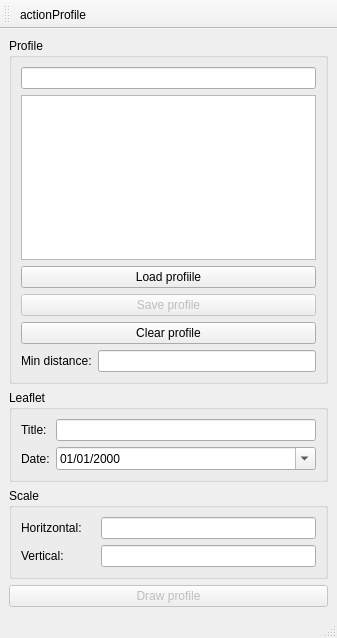
Before: the Qt Designer form ui/profile.ui in Giswater/giswater_qgis_plugin, drawn with Qt 5.
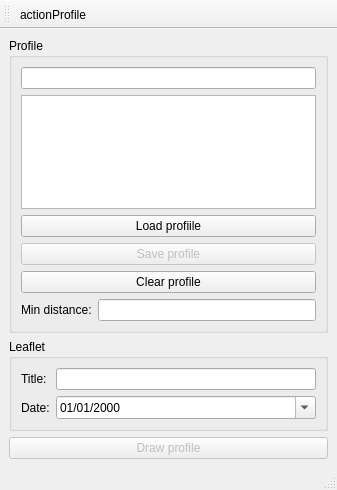
After: the same form once the commit is applied. Icons and pictures are not drawn.

Commit message: Enhancements and bug fix: clear scale widgets/code, draw bottom/real/estimated nodes, fill link data on table

```diff
--- a/ui/profile.ui
+++ b/ui/profile.ui
@@ -7,7 +7,7 @@
     <x>0</x>
     <y>0</y>
     <width>337</width>
-    <height>638</height>
+    <height>490</height>
    </rect>
   </property>
   <property name="windowTitle">
@@ -104,35 +104,6 @@
       </layout>
      </widget>
     </item>
-    <item>
-     <widget class="QGroupBox" name="grb_scale">
-      <property name="title">
-       <string>Scale</string>
-      </property>
-      <layout class="QGridLayout" name="gridLayout_4">
-       <item row="1" column="1">
-        <widget class="QLineEdit" name="txt_vertical"/>
-       </item>
-       <item row="1" column="0">
-        <widget class="QLabel" name="lbl_vertical">
-         <property name="text">
-          <string>Vertical:</string>
-         </property>
-        </widget>
-       </item>
-       <item row="0" column="1">
-        <widget class="QLineEdit" name="txt_horizontal"/>
-       </item>
-       <item row="0" column="0">
-        <widget class="QLabel" name="lbl_horizontal">
-         <property name="text">
-          <string>Horitzontal:    </string>
-         </property>
-        </widget>
-       </item>
-      </layout>
-     </widget>
-    </item>
     <item>
      <widget class="QPushButton" name="btn_draw_profile">
       <property name="enabled">
```
The commit also changes 1 other file.
